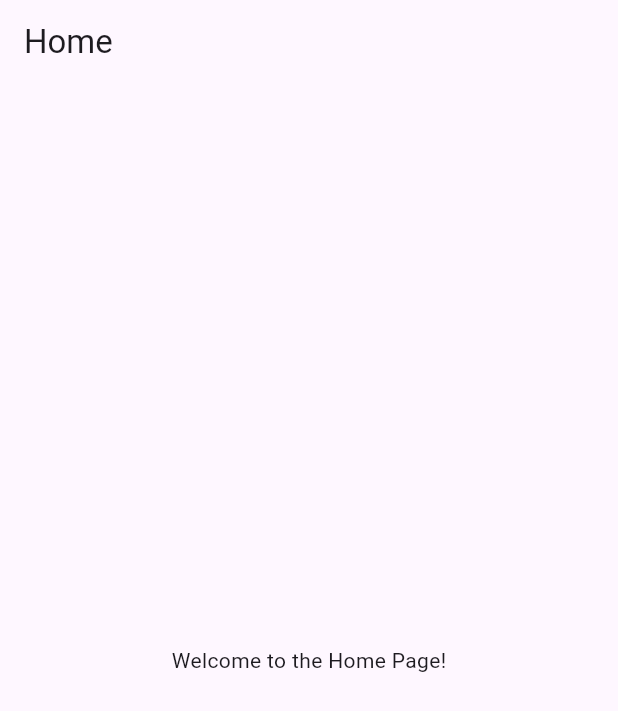
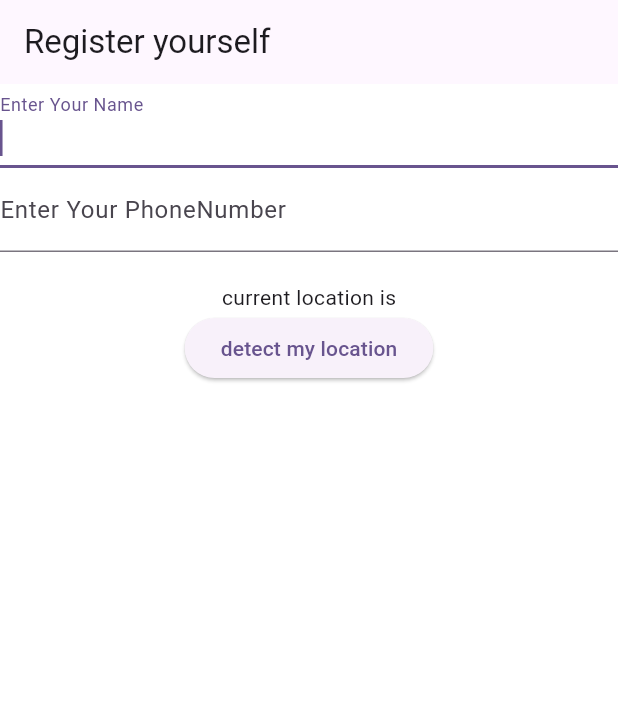
Before and after one commit to projectdoon/project_doon, a Flutter app: the HomePage screen opened directly, on a phone screen of 412 x 824 dp. Shown: the top 711 px of the screen. Run offline on Flutter 3.47's test engine with Material 3 defaults, Android fonts, the phone set to English and light mode, and no system bars; our stand-ins replace firebase_auth, firebase_core, flutter_svg, geolocator, google_fonts, google_sign_in; accounts and stored records are empty.

Commit message:
location services added

```diff
--- a/lib/home.dart
+++ b/lib/home.dart
@@ -1,16 +1,105 @@
+import 'dart:math';
+
 import 'package:flutter/material.dart';
+import 'package:geolocator/geolocator.dart';
 
-class HomePage extends StatelessWidget {
+import 'package:google_fonts/google_fonts.dart';
+
+class HomePage extends StatefulWidget {
   const HomePage({super.key});
+
+  @override
+  State<HomePage> createState() {
+    return _HomePageState();
+  }
+}
+
+class _HomePageState extends State<HomePage> {
+  final _NameController = TextEditingController();
+
+  late String latitude ;
+  late String longitude ;
+
+
+
+  @override
+  void dispose() {
+    _NameController.dispose();
+    super.dispose();
+  }
+
+  getCurrentLocation() async {
+    LocationPermission permission = await Geolocator.checkPermission();
+
+    if (permission == LocationPermission.denied ||
+        permission == LocationPermission.deniedForever) {
+      print("Location denied");
+      LocationPermission ask = await Geolocator.requestPermission();
+    }
+
+    else {
+      Position currentPosition = await Geolocator.getCurrentPosition(
+          desiredAccuracy: LocationAccuracy.best);
+      latitude=currentPosition.latitude.toString();
+      longitude=currentPosition.longitude.toString();
+
+      print(latitude);
+      print(longitude);
+      setState(() {
+        LocationMessage="latitude = $latitude  longitude = $longitude";
+      });
+
+    }
+  }
+
+  String LocationMessage ='current location is';
 
   @override
   Widget build(BuildContext context) {
     return Scaffold(
       appBar: AppBar(
-        title: const Text('Home'),
+        title: const Text('Register yourself'),
       ),
-      body: const Center(
-        child: Text('Welcome to the Home Page!'),
+      body: Container(
+        decoration: const BoxDecoration(
+          color: Color.fromARGB(255, 255, 255, 255),
+        ),
+        width: double.infinity,
+        height: double.infinity,
+        child: SingleChildScrollView(
+          physics: const BouncingScrollPhysics(),
+          child: Column(
+            children: [
+              TextField(
+                controller: _NameController,
+                keyboardType: TextInputType.name,
+                autofocus: true,
+                decoration: const InputDecoration(labelText: 'Enter Your Name'),
+              ),
+              TextField(
+                controller: _NameController,
+                keyboardType: TextInputType.name,
+                autofocus: true,
+                decoration:
+                    const InputDecoration(labelText: 'Enter Your PhoneNumber'),
+              ),
+              const SizedBox(height: 20,),
+
+              Text(LocationMessage),
+
+
+
+              ElevatedButton(
+                onPressed: () {
+                  print('hii');
+                  getCurrentLocation();
+
+                },
+                child: const Text('detect my location'),
+              )
+            ],
+          ),
+        ),
       ),
     );
   }
--- a/pubspec.yaml
+++ b/pubspec.yaml
@@ -39,6 +39,8 @@ dependencies:
   firebase_auth: ^5.1.3
   google_sign_in: ^6.2.1
   flutter_svg: ^2.0.10+1
+  google_fonts: ^6.2.1
+  geolocator: ^12.0.0
 
 dev_dependencies:
   flutter_test:
```
Also changed, not shown: pubspec.lock, 5 other files.
